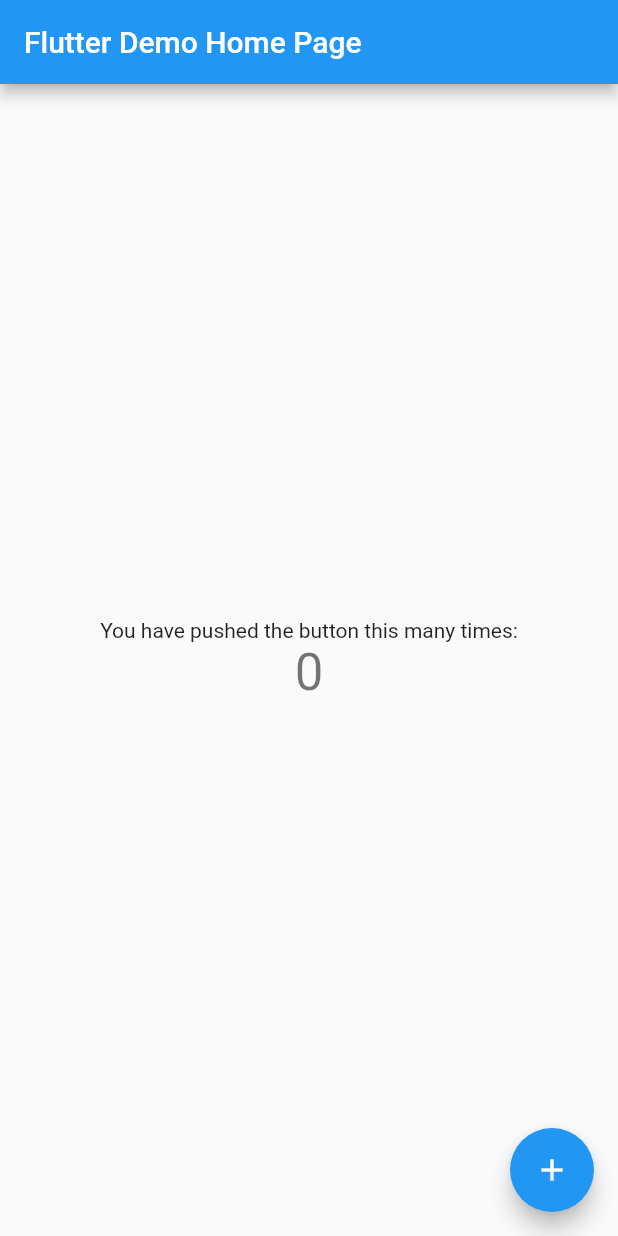
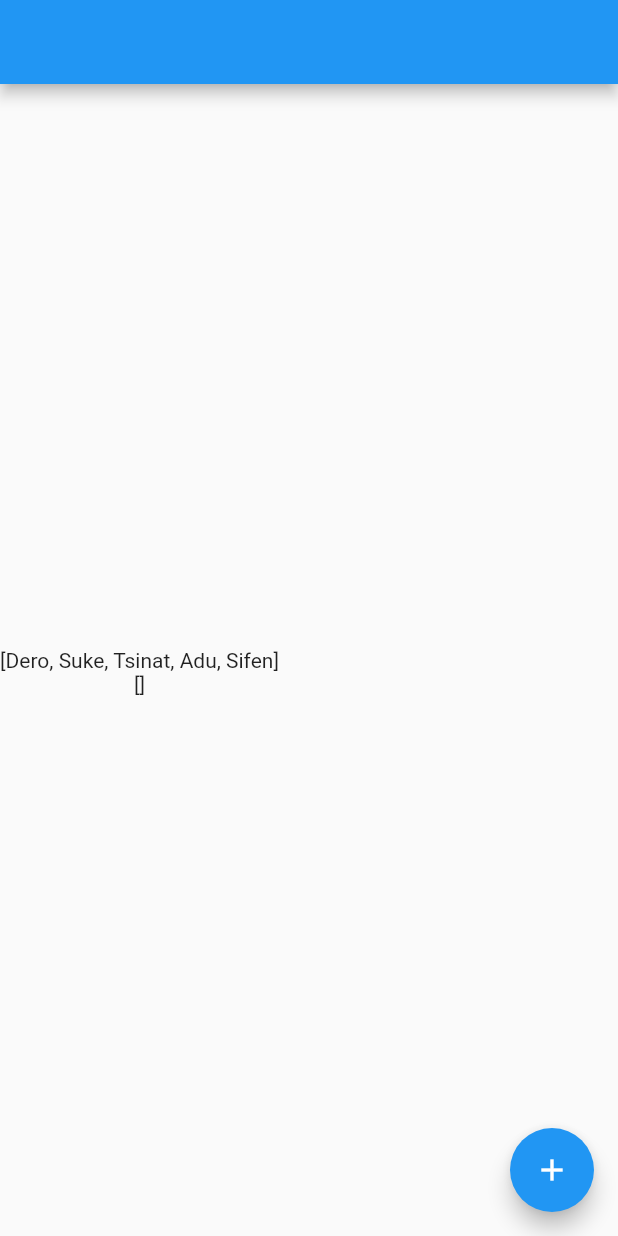
Before and after one commit to TrojanSystem/Equib, a Flutter app: the screen it shows after launch, on a phone screen of 412 x 824 dp. Run offline on Flutter 3.47's test engine with Material 2 defaults, Android fonts, the phone set to English and light mode, and no system bars; our stand-ins replace syncfusion_flutter_calendar.

Commit message:
Building Ux

```diff
--- a/lib/main.dart
+++ b/lib/main.dart
@@ -1,115 +1,61 @@
+import 'dart:math';
+
 import 'package:flutter/material.dart';
 
 void main() {
-  runApp(const MyApp());
+  return runApp(Equib());
 }
 
-class MyApp extends StatelessWidget {
-  const MyApp({super.key});
+class Equib extends StatefulWidget {
+  Equib({Key? key}) : super(key: key);
 
-  // This widget is the root of your application.
+  @override
+  State<Equib> createState() => _EquibState();
+}
+
+class _EquibState extends State<Equib> {
+  List<String> listName = ['Dero', 'Suke', 'Tsinat', 'Adu', 'Sifen'];
+
+  List<String> taker = [];
+
+String tossed='';
+
   @override
   Widget build(BuildContext context) {
+
+
+
     return MaterialApp(
-      title: 'Flutter Demo',
-      theme: ThemeData(
-        // This is the theme of your application.
-        //
-        // Try running your application with "flutter run". You'll see the
-        // application has a blue toolbar. Then, without quitting the app, try
-        // changing the primarySwatch below to Colors.green and then invoke
-        // "hot reload" (press "r" in the console where you ran "flutter run",
-        // or simply save your changes to "hot reload" in a Flutter IDE).
-        // Notice that the counter didn't reset back to zero; the application
-        // is not restarted.
-        primarySwatch: Colors.blue,
+      debugShowCheckedModeBanner: false,
+      home: Scaffold(
+        appBar: AppBar(),
+        body:listName.isNotEmpty? Column(
+          mainAxisAlignment: MainAxisAlignment.center,
+          crossAxisAlignment: CrossAxisAlignment.center,
+          children: [
+            Text(
+             tossed
+            ),
+            Text(
+              listName.toString(),
+            ),Text(
+              taker.toString(),
+            ),
+
+          ],
+
+        ): const Center(child: Text('Done'),),
+        floatingActionButton: FloatingActionButton(
+          onPressed: () {setState(() {
+            Random random = Random();
+            tossed = listName[random.nextInt(listName.length)];
+            taker.add(tossed);
+            listName.remove(tossed);
+          });
+          },
+          child: const Icon(Icons.add),
+        ),
       ),
-      home: const MyHomePage(title: 'Flutter Demo Home Page'),
     );
   }
 }
-
-class MyHomePage extends StatefulWidget {
-  const MyHomePage({super.key, required this.title});
-
-  // This widget is the home page of your application. It is stateful, meaning
-  // that it has a State object (defined below) that contains fields that affect
-  // how it looks.
-
-  // This class is the configuration for the state. It holds the values (in this
-  // case the title) provided by the parent (in this case the App widget) and
-  // used by the build method of the State. Fields in a Widget subclass are
-  // always marked "final".
-
-  final String title;
-
-  @override
-  State<MyHomePage> createState() => _MyHomePageState();
-}
-
-class _MyHomePageState extends State<MyHomePage> {
-  int _counter = 0;
-
-  void _incrementCounter() {
-    setState(() {
-      // This call to setState tells the Flutter framework that something has
-      // changed in this State, which causes it to rerun the build method below
-      // so that the display can reflect the updated values. If we changed
-      // _counter without calling setState(), then the build method would not be
-      // called again, and so nothing would appear to happen.
-      _counter++;
-    });
-  }
-
-  @override
-  Widget build(BuildContext context) {
-    // This method is rerun every time setState is called, for instance as done
-    // by the _incrementCounter method above.
-    //
-    // The Flutter framework has been optimized to make rerunning build methods
-    // fast, so that you can just rebuild anything that needs updating rather
-    // than having to individually change instances of widgets.
-    return Scaffold(
-      appBar: AppBar(
-        // Here we take the value from the MyHomePage object that was created by
-        // the App.build method, and use it to set our appbar title.
-        title: Text(widget.title),
-      ),
-      body: Center(
-        // Center is a layout widget. It takes a single child and positions it
-        // in the middle of the parent.
-        child: Column(
-          // Column is also a layout widget. It takes a list of children and
-          // arranges them vertically. By default, it sizes itself to fit its
-          // children horizontally, and tries to be as tall as its parent.
-          //
-          // Invoke "debug painting" (press "p" in the console, choose the
-          // "Toggle Debug Paint" action from the Flutter Inspector in Android
-          // Studio, or the "Toggle Debug Paint" command in Visual Studio Code)
-          // to see the wireframe for each widget.
-          //
-          // Column has various properties to control how it sizes itself and
-          // how it positions its children. Here we use mainAxisAlignment to
-          // center the children vertically; the main axis here is the vertical
-          // axis because Columns are vertical (the cross axis would be
-          // horizontal).
-          mainAxisAlignment: MainAxisAlignment.center,
-          children: <Widget>[
-            const Text(
-              'You have pushed the button this many times:',
-            ),
-            Text(
-              '$_counter',
-              style: Theme.of(context).textTheme.headline4,
-            ),
-          ],
-        ),
-      ),
-      floatingActionButton: FloatingActionButton(
-        onPressed: _incrementCounter,
-        tooltip: 'Increment',
-        child: const Icon(Icons.add),
-      ), // This trailing comma makes auto-formatting nicer for build methods.
-    );
-  }
-}
```
Also changed, not shown: lib/calender.dart (added, +120 -0 lines), lib/data/member_model.dart (added, +29 -0 lines), pubspec.yaml (+5 -2 lines), pubspec.lock, 7 other files.
